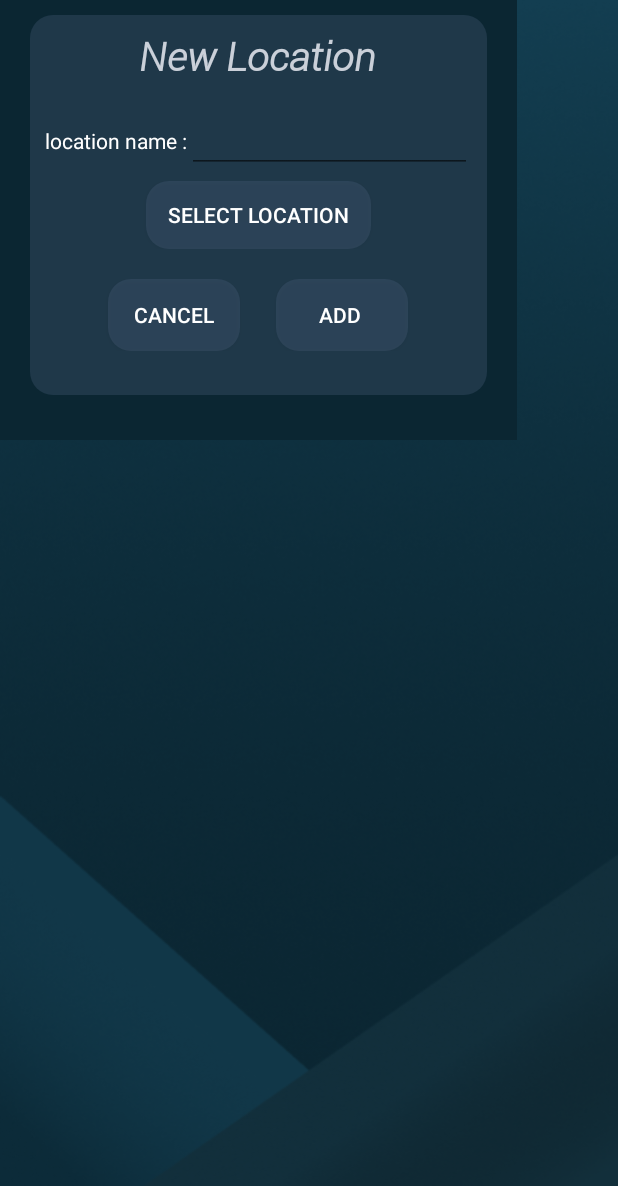
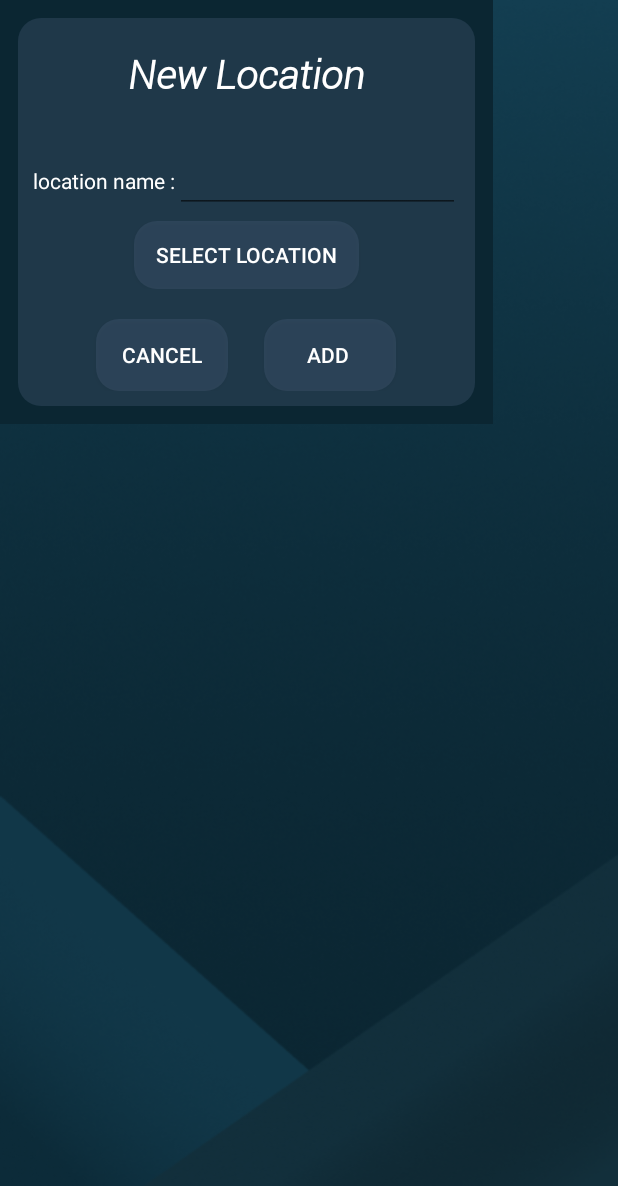
Before and after one commit to wosmaker/ESCAapp, an Android app: the Add_Location screen opened through its navigation route, on a phone screen of 412 x 824 dp. Shown: the top 1186 px of the screen. Run offline under Robolectric (Android 15) with nearby library versions, the phone set to English and light mode, and no system bars; libraries missing offline, so code that uses them is left out: com.afollestad.vvalidator; Roboto replaces fonts that are not available here; 1 statement that could not run was skipped.

Commit message:
update ui

```diff
--- a/app/src/main/java/com/app/escaapp/ui/emergency/historyFragment.kt
+++ b/app/src/main/java/com/app/escaapp/ui/emergency/historyFragment.kt
@@ -51,7 +51,6 @@
                 adapter = adaptor
             }
 
-
             nav_emergency.setOnClickListener {
                 view.findNavController().popBackStack()
             }
@@ -78,11 +77,9 @@
             }
 
         }
-
         val swipeHandler = object : SwipeToDeleteCallback(requireContext()) {
             override fun onSwiped(viewHolder: RecyclerView.ViewHolder, direction: Int) {
-                adaptor.notifyItemRemoved(viewHolder.adapterPosition)
-                adaptor.notifyDataSetChanged()
+                adaptor.removeAt(viewHolder.adapterPosition)
             }
         }
 
--- a/app/src/main/java/com/app/escaapp/ui/profile/ProfileFragment.kt
+++ b/app/src/main/java/com/app/escaapp/ui/profile/ProfileFragment.kt
@@ -31,7 +31,7 @@
         NavBar().setGo(0, view)
         val dialog = popup().notInclude(requireContext())
 
-        Timer().schedule(2000) {
+        Timer().schedule(1500) {
             dialog.dismiss()
             view.findNavController().popBackStack()
         }
--- a/app/src/main/res/layout/fragment_location_addlocation.xml
+++ b/app/src/main/res/layout/fragment_location_addlocation.xml
@@ -8,36 +8,17 @@
     android:background="@drawable/round_popup"
     android:gravity="center_horizontal"
     android:orientation="vertical"
-    android:padding="10dp"
-    >
-
-
-    <TextView
-        android:id="@+id/new_Location"
-        android:layout_width="wrap_content"
-        android:layout_height="wrap_content"
-        android:layout_marginTop="10dp"
-        android:fontFamily="@font/roboto_light_italic"
-        android:text="New Location"
-        android:textAlignment="center"
-        android:textAllCaps="false"
-        android:textColor="#FFFFFF"
-        android:textSize="26sp"
-        android:textStyle="bold|italic"
-        app:layout_constraintEnd_toEndOf="parent"
-        app:layout_constraintHorizontal_bias="0.498"
-        app:layout_constraintStart_toStartOf="parent"
-        app:layout_constraintTop_toTopOf="parent" />
+    android:padding="2dp">
 
 
     <LinearLayout
         android:id="@+id/linearLayout3"
         android:layout_width="wrap_content"
-        android:layout_height="253dp"
+        android:layout_height="wrap_content"
         android:layout_marginStart="10dp"
-        android:layout_marginTop="24dp"
+        android:layout_marginTop="10dp"
         android:layout_marginEnd="10dp"
-        android:layout_marginBottom="20dp"
+        android:layout_marginBottom="10dp"
         android:background="@drawable/radius"
         android:gravity="center_horizontal"
         android:orientation="vertical"
@@ -45,12 +26,33 @@
         app:layout_constraintBottom_toBottomOf="parent"
         app:layout_constraintEnd_toEndOf="parent"
         app:layout_constraintStart_toStartOf="parent"
-        app:layout_constraintTop_toBottomOf="@+id/imageView3">
+        app:layout_constraintTop_toTopOf="parent">
+
+        <LinearLayout
+            android:layout_width="match_parent"
+            android:layout_height="wrap_content"
+            android:gravity="center"
+            android:orientation="vertical">
+
+            <TextView
+                android:id="@+id/new_Location"
+                android:layout_width="wrap_content"
+                android:layout_height="wrap_content"
+                android:layout_marginTop="10dp"
+                android:fontFamily="@font/roboto_light_italic"
+                android:gravity="center"
+                android:text="New Location"
+                android:textAlignment="center"
+                android:textAllCaps="false"
+                android:textColor="#FFFFFF"
+                android:textSize="26sp"
+                android:textStyle="bold|italic" />
+        </LinearLayout>
 
         <LinearLayout
             android:layout_width="match_parent"
             android:layout_height="45dp"
-            android:layout_marginTop="50dp"
+            android:layout_marginTop="30dp"
             android:orientation="horizontal">
 
             <TextView
--- a/app/src/main/res/layout/fragment_setting.xml
+++ b/app/src/main/res/layout/fragment_setting.xml
@@ -213,7 +213,7 @@
 
 
                 <LinearLayout
-                    android:id="@+id/la_5"
+                    android:id="@+id/la_6"
                     android:layout_width="match_parent"
                     android:layout_height="match_parent"
                     android:layout_marginBottom="30dp"
```
Also changed, not shown: app/src/main/AndroidManifest.xml (+5 -4 lines), app/src/main/java/com/app/escaapp/ui/emergency/historyRecycleView.kt (+9 -0 lines), 2 other files.
